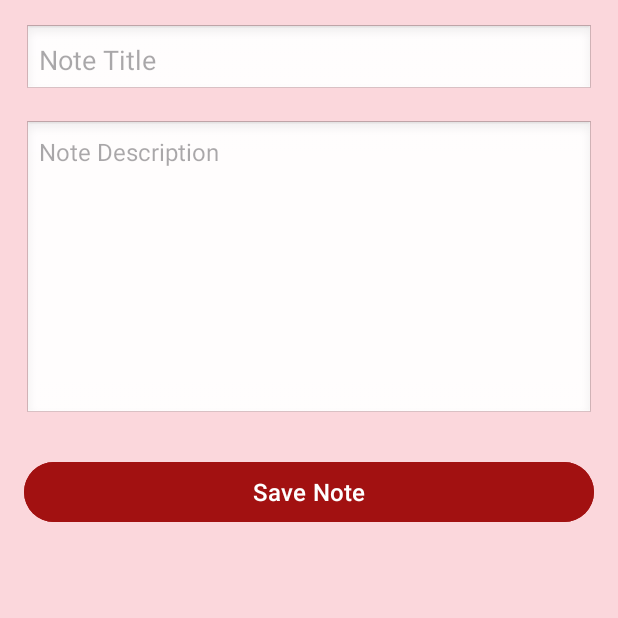
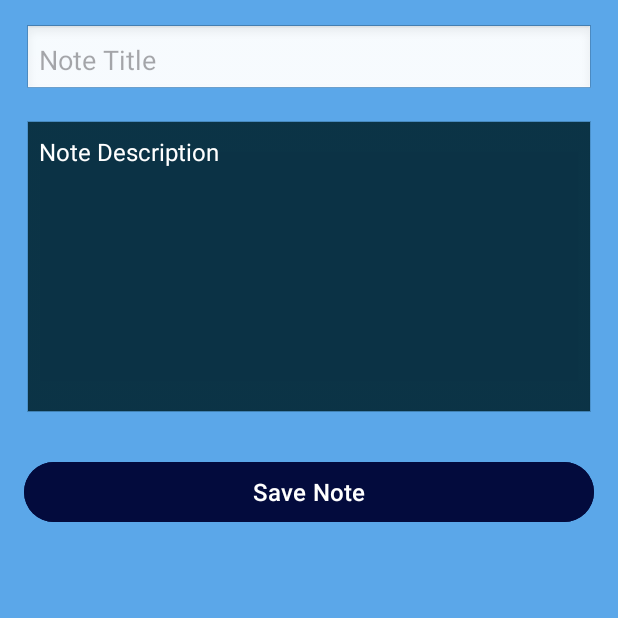
Before and after one commit to jpCoding003/KeepNote, an Android app: the EditNoteFragment screen opened through its navigation route, on a phone screen of 412 x 824 dp, the top half of it. Run offline under Robolectric (Android 15) with nearby library versions, the phone set to English and light mode, and no system bars; 3 statements that could not run were skipped.

Commit message:
Chang UI As Required..

```diff
--- a/app/src/main/res/layout/activity_main.xml
+++ b/app/src/main/res/layout/activity_main.xml
@@ -6,7 +6,7 @@
     android:layout_width="match_parent"
     android:layout_height="match_parent"
     tools:context=".MainActivity"
-    android:background="@color/lightBrown">
+    android:background="#83B2E2">
 
 
     <androidx.fragment.app.FragmentContainerView
--- a/app/src/main/res/layout/fragment_add_note.xml
+++ b/app/src/main/res/layout/fragment_add_note.xml
@@ -7,7 +7,7 @@
     android:padding="15dp"
     tools:context=".Fragment.AddNoteFragment"
     android:orientation="vertical"
-    android:background="@color/lightBrown">
+    android:background="#BC8CDD">
 
 
     <RelativeLayout
@@ -23,7 +23,7 @@
             android:layout_alignParentTop="true"
             android:layout_marginStart="54dp"
             android:layout_marginTop="0dp"
-            android:backgroundTint="@color/white"
+            android:backgroundTint="#A8E669"
             android:src="@drawable/outline_check_24"
             app:layout_constraintBottom_toBottomOf="parent"
             app:layout_constraintStart_toStartOf="parent"
@@ -39,7 +39,7 @@
             android:layout_marginStart="35dp"
             android:layout_marginTop="2dp"
             android:layout_marginEnd="42dp"
-            android:backgroundTint="@color/white"
+            android:backgroundTint="#EB4643"
             android:src="@drawable/baseline_clear_24"
             app:layout_constraintBottom_toBottomOf="parent"
             app:layout_constraintEnd_toEndOf="parent"
--- a/app/src/main/res/layout/fragment_edit_note.xml
+++ b/app/src/main/res/layout/fragment_edit_note.xml
@@ -3,7 +3,7 @@
     android:layout_width="match_parent"
     android:layout_height="match_parent"
     android:padding="16dp"
-    android:background="@color/lightBrown">
+    android:background="#5BA7E9">
 
     <LinearLayout
         android:orientation="vertical"
@@ -28,6 +28,9 @@
             android:layout_width="match_parent"
             android:layout_height="200dp"
             android:hint="Note Description"
+            android:textColorHint="@color/white"
+            android:textColor="@color/white"
+            android:backgroundTint="#072D3D"
             android:inputType="textMultiLine"
             android:gravity="top|start"
             android:textSize="16sp"
@@ -41,7 +44,7 @@
             android:layout_width="match_parent"
             android:layout_height="wrap_content"
             android:text="Save Note"
-            android:backgroundTint="@color/Brown"
+            android:backgroundTint="#030B3D"
             android:textColor="@android:color/white"
             android:textSize="16sp" />
     </LinearLayout>
--- a/app/src/main/res/layout/fragment_list_note.xml
+++ b/app/src/main/res/layout/fragment_list_note.xml
@@ -4,7 +4,9 @@
     android:layout_width="match_parent"
     android:layout_height="match_parent"
     tools:context=".Fragment.ListNoteFragment"
+
     android:padding="15dp">
+
 
     <TextView
         android:id="@+id/textView"
@@ -17,6 +19,7 @@
         android:fontFamily="sans-serif-medium"
         android:text="All Notes"
         android:textSize="25sp" />
+
 
     <androidx.recyclerview.widget.RecyclerView
         android:id="@+id/rvNoteListView"
@@ -33,6 +36,7 @@
         android:layout_height="wrap_content"
         android:layout_alignParentEnd="true"
         android:layout_alignParentBottom="true"
+        android:backgroundTint="#8C01CB"
         android:layout_gravity="end"
         android:layout_marginEnd="66dp"
         android:layout_marginBottom="169dp"
--- a/app/src/main/res/layout/item_row.xml
+++ b/app/src/main/res/layout/item_row.xml
@@ -9,7 +9,7 @@
     <com.google.android.material.card.MaterialCardView
         android:layout_width="match_parent"
         android:layout_height="wrap_content"
-        android:backgroundTint="#DAC9F3"
+        android:backgroundTint="#EFB6CE"
         android:elevation="10dp"
         app:cardCornerRadius="12dp">
 
@@ -38,7 +38,7 @@
                 android:layout_width="wrap_content"
                 android:layout_height="wrap_content"
                 android:layout_gravity="end"
-                android:backgroundTint="#DAC9F3"
+                android:backgroundTint="#5205C7"
                 android:src="@android:drawable/ic_menu_edit" />
 
             <ImageButton
@@ -46,7 +46,7 @@
                 android:layout_width="wrap_content"
                 android:layout_height="wrap_content"
                 android:layout_gravity="end"
-                android:backgroundTint="#DAC9F3"
+                android:backgroundTint="#558B2F"
                 android:src="@android:drawable/ic_menu_delete" />
 
 
```
